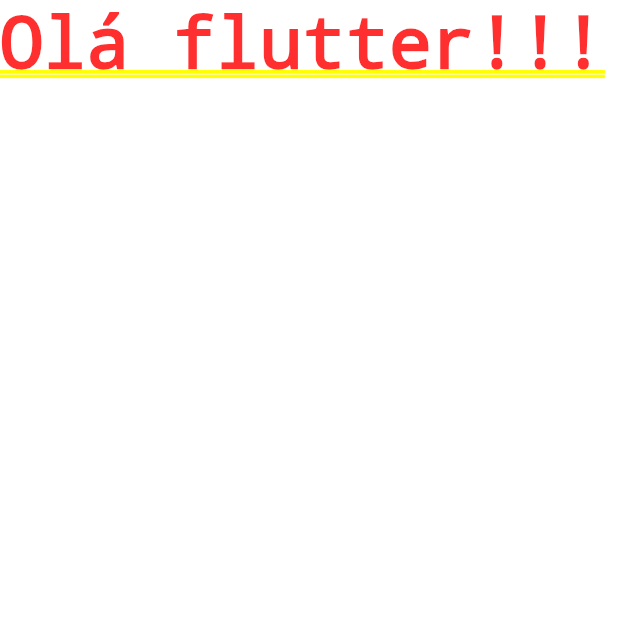
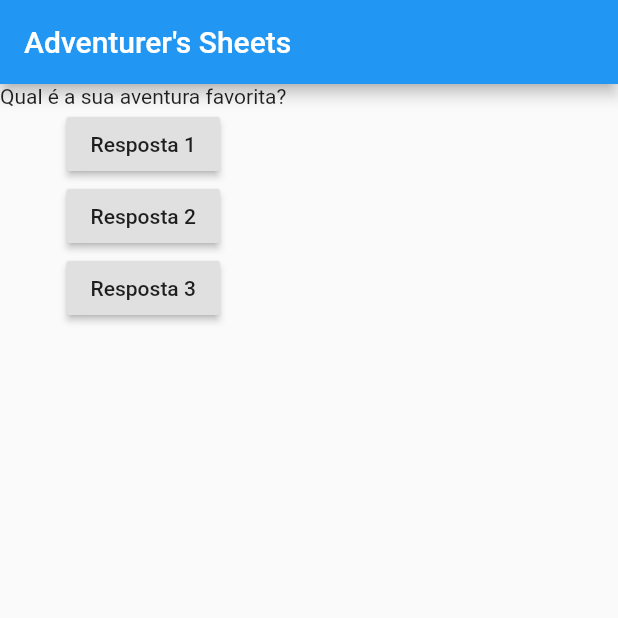
Before and after one commit to Magavinicius/Flutter, a Flutter app: the screen it shows after launch, on a phone screen of 412 x 824 dp, the top half of it. Run offline on Flutter 3.47's test engine with Material 2 defaults, Android fonts, the phone set to English and light mode, and no system bars.

Commit message:
Add botão

```diff
--- a/lib/main.dart
+++ b/lib/main.dart
@@ -1,13 +1,42 @@
 import 'package:flutter/material.dart';
 
-main() {
-  runApp(new PerguntaApp());
-}
+main() => runApp(PerguntaApp());
 
 class PerguntaApp extends StatelessWidget {
+  void responder() {
+    print('Pergunta renpondida');
+  }
+
+  @override
   Widget build(BuildContext context) {
+    final perguntas = [
+      'Qual é a sua aventura favorita?',
+      'Qual é a sua raça preferida?',
+    ];
+
     return MaterialApp(
-      home: Text('Olá flutter!!!'),
+      home: Scaffold(
+        appBar: AppBar(
+          title: Text('Adventurer\'s Sheets'),
+        ),
+        body: Column(
+          children: <Widget>[
+            Text(perguntas[0]),
+            RaisedButton(
+              child: Text('Resposta 1'),
+              onPressed: responder,
+            ),
+            RaisedButton(
+              child: Text('Resposta 2'),
+              onPressed: responder,
+            ),
+            RaisedButton(
+              child: Text('Resposta 3'),
+              onPressed: responder,
+            ),
+          ],
+        ),
+      ),
     );
   }
 }
```
